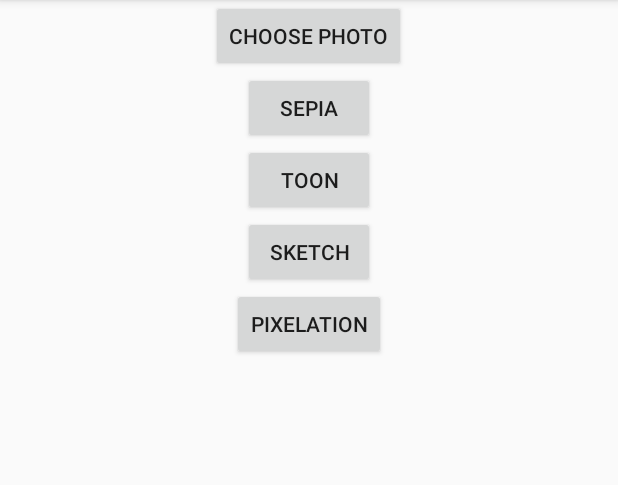
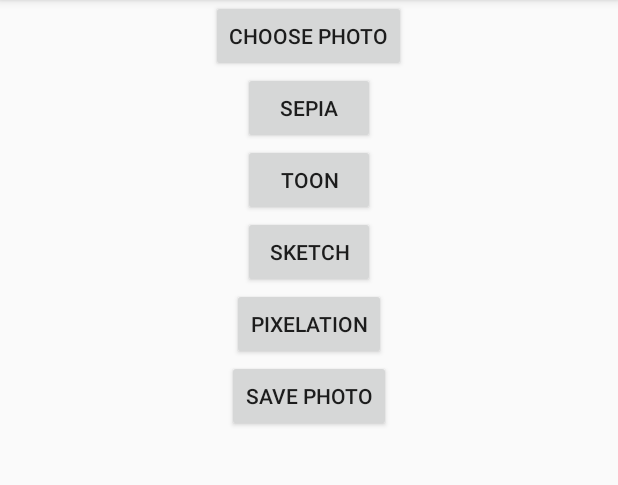
Before and after one commit to shivamag00/AndroidApps, an Android app: the screen it shows after launch (MainActivity), on a phone screen of 412 x 824 dp, the part 84-569 px from its top. Run offline under Robolectric (Android 15) with nearby library versions, the phone set to English and light mode, and no system bars; libraries missing offline, so code that uses them is left out: jp.wasabeef.glide.

Commit message:
Added feature to save the photo

```diff
--- a/Fiftygram/app/src/main/AndroidManifest.xml
+++ b/Fiftygram/app/src/main/AndroidManifest.xml
@@ -1,6 +1,11 @@
 <?xml version="1.0" encoding="utf-8"?>
 <manifest xmlns:android="http://schemas.android.com/apk/res/android"
+    xmlns:tools="http://schemas.android.com/tools"
     package="edu.harvard.cs50.fiftygram">
+
+    <uses-permission
+        android:name="android.permission.WRITE_EXTERNAL_STORAGE"
+        tools:remove="android:maxSdkVersion" />
 
     <application
         android:allowBackup="true"
--- a/Fiftygram/app/src/main/res/layout/activity_main.xml
+++ b/Fiftygram/app/src/main/res/layout/activity_main.xml
@@ -35,5 +35,10 @@
         android:layout_height="wrap_content"
         android:text="Pixelation"
         android:onClick="applyPixelation" />
+    <Button
+        android:layout_width="wrap_content"
+        android:layout_height="wrap_content"
+        android:text="Save Photo"
+        android:onClick="savePhoto" />
   </LinearLayout>
 </ScrollView>
```
Also changed, not shown: Fiftygram/app/src/main/java/edu/harvard/cs50/fiftygram/MainActivity.java (+63 -1 lines).
